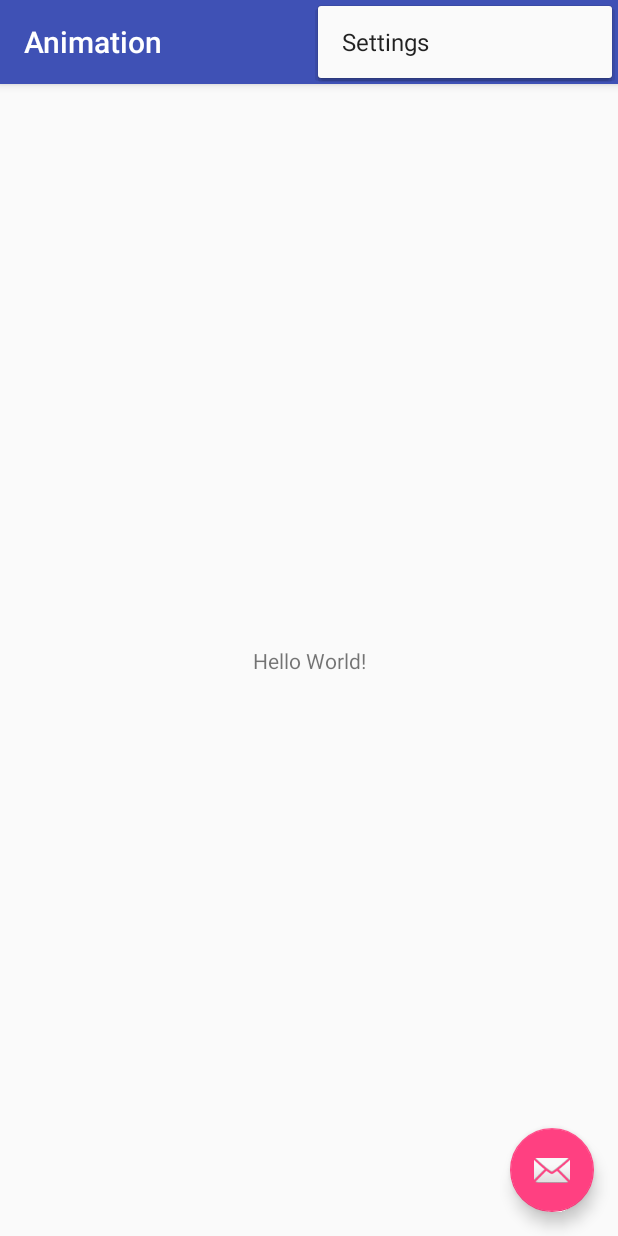
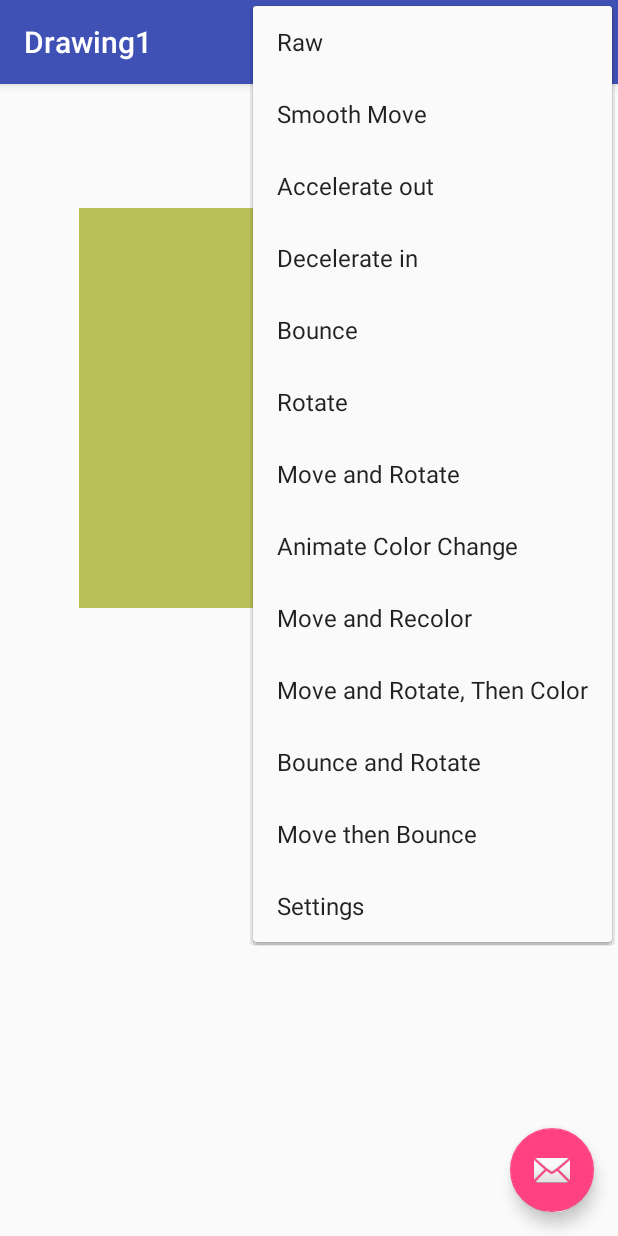
Before and after one commit to gdinhvu81/Animation, an Android app: the screen it shows after launch (MainActivity), with the options menu open, on a phone screen of 412 x 824 dp. Run offline under Robolectric (Android 15) with nearby library versions, the phone set to English and light mode, and no system bars.

Commit message:
Added two different animations to app

```diff
--- /dev/null
+++ b/app/src/main/java/com/example/gdinh/animation/ChalkBoard.kt
@@ -0,0 +1,251 @@
+package com.example.gdinh.animation
+
+import android.animation.AnimatorSet
+import android.animation.ObjectAnimator
+import android.content.Context
+import android.graphics.Canvas
+import android.graphics.Paint
+import android.graphics.Point
+import android.view.View
+import android.view.WindowManager
+import android.view.animation.AccelerateInterpolator
+import android.view.animation.BounceInterpolator
+import android.view.animation.DecelerateInterpolator
+
+/**
+ * Created by gdinh on 4/12/2018.
+ */
+class ChalkBoard//Constructor - initialize this View
+(context: Context) : View(context) {
+    private var displayWidth: Int = 0      //width of screen - initialized in constructor
+    private var displayHeight: Int = 0      //height of screen - initialized in constructor
+
+    //values to define rectangle placed on screen
+    private var startX = 55.0f  //left-most x-coordinate
+    private var width = 300.0f  //rectangle width
+    private var stopX = startX + width  //right-most x-coordinate
+    private var height = 400.0f  //rectangle height
+    private var top = 100.0f  //y-coordinate of rectangle's top
+    private var bottom = top + height  //y-coordinate of rectangle's bottom
+    private var deltaX = 40.0f   //change in x to next rectangle
+    private var deltaY = 40.0f   //change in y to next rectangle
+    private var oldX = 0.0f    //previous x-coordinate of rectangle NW corner
+    private var oldY = 0.0f    //previous y-coordinate of rectangle NW corner
+    private var x1 = startX   //x-coordinate of rectangle NW corner used for animation
+    private var y1 = top      //y-coordinate of rectangle NW corner used for animation
+    private var x2 = x1 + width   //x-coordinate of rectangle SE corner used for animation
+    private var y2 = y1 + height  //y-coordinate of rectangle SE corner used for animation
+    private var fraction = 1.0f      //fraction of distance from old rectangle to new one at each step of animation
+    private var colorFraction = 1.0f    //fraction of distance from old color to new one at each step of animation
+    private var angle = 0.0f        //angle of rotation used to animate rotations
+    private var currColor = ChalkColor.randomChalkColor().color  //current color to use
+    private var nextColor: ChalkColor  //if animating color change, new color we are heading for
+    private var oldColor: ChalkColor? = null   //last color we used
+    private var paint = Paint()  //to hold color for rendering
+    private var style = BOUNCE_ROTATE  //style holds current type of animation
+    private var colorFlag = false     //set when animating color
+    private var moveFlag = true      //set when animation involves motion
+
+    init {
+        nextColor = ChalkColor(currColor)
+        val wm = context.getSystemService(Context.WINDOW_SERVICE) as WindowManager
+        val screen = wm.defaultDisplay
+        val size = Point()
+        screen.getSize(size)
+        displayWidth = size.x
+        displayHeight = size.y
+    }
+
+    //Called from Activity when animation type is selected from menu
+    fun setStyle(s: Int) {
+        style = s
+        colorFlag = s == COLOR_ACC || s == MOVE_RECOLOR || s == MOVE_ROTATE_RECOLOR
+        moveFlag = s != ROTATE && s != COLOR_ACC
+    }
+
+    //called from main when button clicked
+    //starts the animation process
+
+    /**
+     * Called from main when button clicked.
+     * This method starts the animation process.
+     */
+    fun wander() {
+        val anim: ObjectAnimator    //used in many cases below
+        if (moveFlag) {
+            oldX = startX
+            oldY = top
+            startX = (0.90 * displayWidth * Math.random()).toFloat()
+            deltaX = startX - oldX
+            stopX = startX + width
+            top = (0.80 * displayHeight * Math.random()).toFloat()
+            deltaY = top - oldY
+            bottom = top + height
+        }
+        if (colorFlag) {
+            oldColor = nextColor
+            nextColor = ChalkColor.randomChalkColor()
+        }
+        when (style) {
+            ANIMATOR      // Smooth Move ObjectAnimator
+            -> getObjectAnimator(500, "fraction", 0.0f, 1.0f).start() //local method
+            RAW   -> {        //no animation - just jump to spot
+                fraction = 1.0f
+                step()
+            }
+            ACCELERATOR  -> { //Accelerate in using AccelerateInterpolator
+                anim = getObjectAnimator(500, "fraction", 0.0f, 1.0f) //local method
+                anim.interpolator = AccelerateInterpolator(1.5f) //try 1.5f or 0.8f
+                anim.start()
+            }
+            DECELERATE -> {  //Deaccelerate  using AccelerateInterpolator
+                anim = getObjectAnimator(500, "fraction", 0.0f, 1.0f) //local method
+                anim.interpolator = DecelerateInterpolator(1.5f)
+                anim.start()
+            }
+            BOUNCE -> {  //Accelerate in using AccelerateInterpolator
+                anim = getObjectAnimator(500, "fraction", 0.0f, 1.0f) //local method
+                anim.interpolator = BounceInterpolator()
+                anim.start()
+            }
+            ROTATE -> {
+                anim = getObjectAnimator(700, "angle", 0.0f, 360.0f)
+                anim.start()
+            }
+            MOVE_ROTATE -> {
+                val moving = getObjectAnimator(500, "fraction", 0.0f, 1.0f)
+                val spinner = getObjectAnimator(700, "angle", 0.0f, 360.0f)
+                val spinMove = AnimatorSet()
+                spinMove.play(moving).with(spinner)
+                spinMove.start()
+            }
+            COLOR_ACC     //Animate color change
+            -> getObjectAnimator(800, "currColor", 0.0f, 1.0f).start() //local method
+            MOVE_RECOLOR -> {
+                val mover = getObjectAnimator(500, "fraction", 0.0f, 1.0f)
+                val recolor = getObjectAnimator(500, "currColor", 0.0f, 1.0f)
+                val together = AnimatorSet()
+                together.play(mover).with(recolor)
+                together.start()
+            }
+            MOVE_ROTATE_RECOLOR -> {
+                val moveguy = getObjectAnimator(500, "fraction", 0.0f, 1.0f)
+                val recolorguy = getObjectAnimator(500, "currColor", 0.0f, 1.0f)
+                val spinguy = getObjectAnimator(700, "angle", 0.0f, 360.0f)
+                val atOnce = AnimatorSet()
+                atOnce.play(moveguy).with(spinguy)
+                atOnce.play(recolorguy).after(moveguy)
+                atOnce.start()
+            }
+            BOUNCE_ROTATE -> {
+                val together = AnimatorSet()
+                val bounceGuy = getObjectAnimator(500, "fraction", 0.0f, 1.0f) //local method
+                anim = getObjectAnimator(700, "angle", 0.0f, 360.0f)
+                anim.interpolator = BounceInterpolator()
+                together.play(bounceGuy).with(anim)
+                together.start()
+
+            }
+            MOVE_BOUNCE -> {
+                val together = AnimatorSet()
+                val mover = getObjectAnimator(500, "fraction", 0.0f, 1.0f)
+                anim = getObjectAnimator(500, "fraction", 0.0f, 1.0f)
+                anim.interpolator = BounceInterpolator()
+                together.play(anim).after(mover)
+                together.start()
+            }
+            else -> {
+            }
+        }
+    }
+
+    /**
+     * getObjectAnimator is called to build the object that controls the animation
+     *
+     * @param duration  milliseconds the animation should take
+     * @param variable  variable to change at each step of animation
+     * @param initialValue starting value for the variable
+     * @param finalValue final value for the variable
+     * @return the ObjectAnimator that controls the variable's changes
+     */
+    private fun getObjectAnimator(duration: Int, variable: String, initialValue: Float, finalValue: Float): ObjectAnimator {
+        val animation = ObjectAnimator.ofFloat(this, variable, initialValue, finalValue)
+        animation.duration = duration.toLong()
+        return animation
+    }
+
+    //
+
+    /**
+     * setFraction sets the fraction of the complete distance at each step in the animation
+     * This method is called by the ObjectAnimator
+     *
+     * @param value the current value to use
+     */
+    fun setFraction(value: Float) {
+        fraction = value
+        step()
+    }
+
+    /**
+     * setCurrColor sets the fraction of the complete distance at each step in the animation
+     * This method is called by the ObjectAnimator
+     *
+     * @param value the current value to use
+     */
+    fun setCurrColor(value: Float) {
+        colorFraction = value
+        currColor = oldColor!!.blend(nextColor, value)
+        invalidate()
+    }
+
+    //
+    /**
+     * setAngle sets the current angle to use for a rotation at each step in the animation
+     * This method is called by the ObjectAnimator
+     *
+     * @param value the current value to use
+     */
+    fun setAngle(value: Float) {
+        angle = value
+        this.rotation = angle
+        invalidate()
+    }
+
+    //compute values for one step in the animation
+    private fun step() {
+        x1 = oldX + fraction * deltaX
+        y1 = oldY + fraction * deltaY
+        x2 = x1 + width
+        y2 = y1 + height
+        invalidate()
+    }
+
+    /**
+     * Renders the View
+     *
+     * @param canvas Where to do the rendering
+     */
+    override fun onDraw(canvas: Canvas) {
+        super.onDraw(canvas)
+        paint.color = currColor
+        canvas.drawRect(x1, y1, x2, y2, paint)
+    }
+
+    companion object {  //static stuff
+
+        const val RAW = 0  //Constant to indicate no animation - jumps to new location
+        const val ANIMATOR = 1  //Constant to indicate default movement animation
+        const val ACCELERATOR = 2  //Constant to indicate accelerate-at-end movement animation
+        const val DECELERATE = 3  //Constant to indicate decelerate-at-end movement animation
+        const val BOUNCE = 4  //Constant to indicate bounce-at-end movement animation
+        const val ROTATE = 5  //Constant to indicate rotate around View center animation
+        const val MOVE_ROTATE = 9  //Constant to indicate move and rotate simultaneously animation
+        const val COLOR_ACC = 11  //Constant to indicate transition color animation
+        const val MOVE_RECOLOR = 12  //Constant to indicate move and change color simultaneously
+        const val MOVE_ROTATE_RECOLOR = 23  //Constant to indicate move and rotate simultaneously then recolor animation
+        const val BOUNCE_ROTATE = 24
+        const val MOVE_BOUNCE = 25
+
+    }
+}
--- /dev/null
+++ b/app/src/main/java/com/example/gdinh/animation/ChalkColor.kt
@@ -0,0 +1,54 @@
+package com.example.gdinh.animation
+
+import android.graphics.Color
+
+/**
+ * Created by gdinh on 4/12/2018.
+ */
+class ChalkColor (c: Int) {
+    private var blue: Int = 0    //blue component
+    private var red: Int = 0     //red component
+    private var green: Int = 0   //green component
+    private var alpha: Int = 0   //alpha component
+    var color: Int = 0
+        internal set   //complete color value
+
+    init {
+        color = c
+        blue = Color.blue(c)
+        red = Color.red(c)
+        green = Color.green(c)
+        alpha = Color.alpha(c)
+    }
+
+    /**
+     * This method takes another color and returns the int representing
+     * the color a fraction of the way from this color to other
+     *
+     * @param other The color we are heading to
+     * @param fraction How far along the way we want to be
+     * @return The Color at the desired point
+     */
+    fun blend(other: ChalkColor, fraction: Float): Int {
+        val r = red + (fraction * (other.red - red)).toInt()
+        val g = green + (fraction * (other.green - green)).toInt()
+        val b = blue + (fraction * (other.blue - blue)).toInt()
+        val a = alpha + (fraction * (other.alpha - alpha)).toInt()
+        return Color.argb(a, r, g, b)
+    }
+
+    companion object {
+
+        /**
+         * This static method creates a new ChalkColor object holding a random color
+         * @return The created object.
+         */
+        fun randomChalkColor(): ChalkColor {
+            val c = Color.argb(255, (255 * Math.random()).toInt(),
+                    (255 * Math.random()).toInt(),
+                    (255 * Math.random()).toInt())
+            return ChalkColor(c)
+        }
+    }
+
+}
--- a/app/src/main/res/layout/content_main.xml
+++ b/app/src/main/res/layout/content_main.xml
@@ -1,20 +1,16 @@
 <?xml version="1.0" encoding="utf-8"?>
-<android.support.constraint.ConstraintLayout xmlns:android="http://schemas.android.com/apk/res/android"
+<RelativeLayout xmlns:android="http://schemas.android.com/apk/res/android"
     xmlns:app="http://schemas.android.com/apk/res-auto"
     xmlns:tools="http://schemas.android.com/tools"
+    android:id="@+id/backgroundLayout"
     android:layout_width="match_parent"
     android:layout_height="match_parent"
+    android:paddingBottom="@dimen/activity_vertical_margin"
+    android:paddingLeft="@dimen/activity_horizontal_margin"
+    android:paddingRight="@dimen/activity_horizontal_margin"
+    android:paddingTop="@dimen/activity_vertical_margin"
     app:layout_behavior="@string/appbar_scrolling_view_behavior"
     tools:context="com.example.gdinh.animation.MainActivity"
     tools:showIn="@layout/activity_main">
 
-    <TextView
-        android:layout_width="wrap_content"
-        android:layout_height="wrap_content"
-        android:text="Hello World!"
-        app:layout_constraintBottom_toBottomOf="parent"
-        app:layout_constraintLeft_toLeftOf="parent"
-        app:layout_constraintRight_toRightOf="parent"
-        app:layout_constraintTop_toTopOf="parent" />
-
-</android.support.constraint.ConstraintLayout>
+</RelativeLayout>
--- a/app/src/main/res/menu/menu_main.xml
+++ b/app/src/main/res/menu/menu_main.xml
@@ -7,4 +7,64 @@
         android:orderInCategory="100"
         android:title="@string/action_settings"
         app:showAsAction="never" />
+    <item
+        android:id="@+id/raw_animation"
+        android:orderInCategory="50"
+        android:title="@string/raw_anim"
+        app:showAsAction="never" />
+    <item
+        android:id="@+id/obj_animation"
+        android:orderInCategory="51"
+        android:title="@string/obj_anim"
+        app:showAsAction="never" />
+    <item
+        android:id="@+id/accelorate_animation"
+        android:orderInCategory="52"
+        android:title="@string/acc_anim"
+        app:showAsAction="never" />
+    <item
+        android:id="@+id/decelorate_animation"
+        android:orderInCategory="52"
+        android:title="@string/decel_anim"
+        app:showAsAction="never" />
+    <item
+        android:id="@+id/bounce_animation"
+        android:orderInCategory="53"
+        android:title="@string/bounce_anim"
+        app:showAsAction="never" />
+    <item
+        android:id="@+id/rotate_animation"
+        android:orderInCategory="54"
+        android:title="@string/rotate_anim"
+        app:showAsAction="never" />
+    <item
+        android:id="@+id/moverotate_animation"
+        android:orderInCategory="55"
+        android:title="@string/moverotate_anim"
+        app:showAsAction="never" />
+    <item
+        android:id="@+id/color_animation"
+        android:orderInCategory="60"
+        android:title="@string/color_anim"
+        app:showAsAction="never" />
+    <item
+        android:id="@+id/movecolor_animation"
+        android:orderInCategory="61"
+        android:title="@string/movecolor_anim"
+        app:showAsAction="never" />
+    <item
+        android:id="@+id/moverotatecolor_animation"
+        android:orderInCategory="62"
+        android:title="@string/moverotatecolor_anim"
+        app:showAsAction="never" />
+    <item
+        android:id="@+id/bounce_rotate_anim"
+        android:orderInCategory="63"
+        android:title="@string/bounce_rotate_anim"
+        app:showAsAction="never" />
+    <item
+        android:id="@+id/move_bounce_anim"
+        android:orderInCategory="64"
+        android:title="@string/move_bounce_anim"
+        app:showAsAction="never" />
 </menu>
--- a/app/src/main/res/values/dimens.xml
+++ b/app/src/main/res/values/dimens.xml
@@ -1,3 +1,5 @@
-<resources>
+<resources><!-- Default screen margins, per the Android Design guidelines. -->
+    <dimen name="activity_horizontal_margin">16dp</dimen>
+    <dimen name="activity_vertical_margin">16dp</dimen>
     <dimen name="fab_margin">16dp</dimen>
 </resources>
--- a/app/src/main/res/values/strings.xml
+++ b/app/src/main/res/values/strings.xml
@@ -1,4 +1,16 @@
 <resources>
-    <string name="app_name">Animation</string>
+    <string name="app_name">Drawing1</string>
     <string name="action_settings">Settings</string>
+    <string name="raw_anim">Raw</string>
+    <string name="obj_anim">Smooth Move</string>
+    <string name="acc_anim">Accelerate out</string>
+    <string name="decel_anim">Decelerate in</string>
+    <string name="bounce_anim">Bounce</string>
+    <string name="rotate_anim">Rotate</string>
+    <string name="moverotate_anim">Move and Rotate</string>
+    <string name="color_anim">Animate Color Change</string>
+    <string name="movecolor_anim">Move and Recolor</string>
+    <string name="moverotatecolor_anim">Move and Rotate, Then Color</string>
+    <string name="bounce_rotate_anim">Bounce and Rotate</string>
+    <string name="move_bounce_anim">Move then Bounce</string>
 </resources>
```
Also changed, not shown: app/src/main/java/com/example/gdinh/animation/MainActivity.kt (+63 -11 lines).
